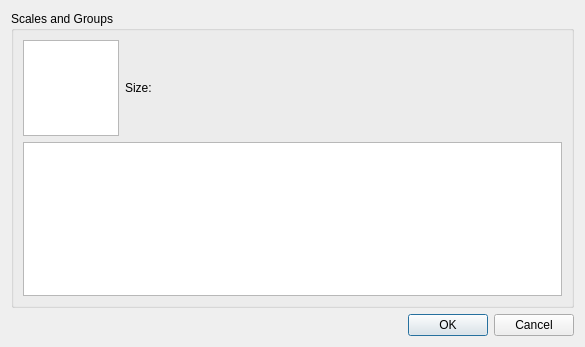
Old version of the form ilastik/gui/dlgFeature.ui in the repository ilastik/ilastik-0.5.
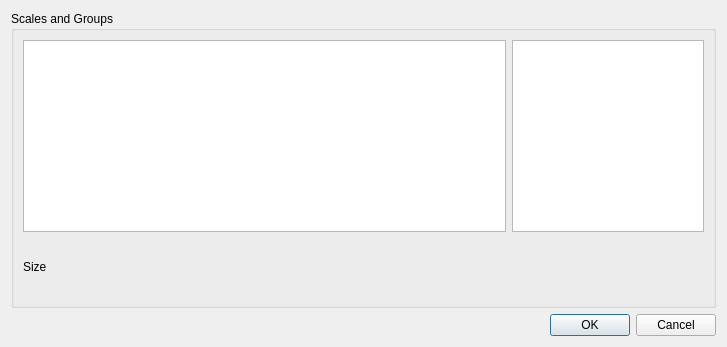
New version of the form. Icons and pictures are not drawn.

Commit message: changed featureDlg.ui to fit new layout

The edit to the form file:
```diff
--- a/ilastik/gui/dlgFeature.ui
+++ b/ilastik/gui/dlgFeature.ui
@@ -6,7 +6,7 @@
    <rect>
     <x>0</x>
     <y>0</y>
-    <width>585</width>
+    <width>727</width>
     <height>347</height>
    </rect>
   </property>
@@ -41,47 +41,9 @@
         <item>
          <layout class="QHBoxLayout" name="horizontalLayout_2">
           <item>
-           <widget class="QGraphicsView" name="graphicsView">
-            <property name="minimumSize">
-             <size>
-              <width>96</width>
-              <height>96</height>
-             </size>
-            </property>
-            <property name="maximumSize">
-             <size>
-              <width>96</width>
-              <height>96</height>
-             </size>
-            </property>
-           </widget>
-          </item>
-          <item>
-           <widget class="QLabel" name="label">
-            <property name="text">
-             <string>Size: </string>
-            </property>
-           </widget>
-          </item>
-          <item>
-           <spacer name="horizontalSpacer_2">
-            <property name="orientation">
-             <enum>Qt::Horizontal</enum>
-            </property>
-            <property name="sizeHint" stdset="0">
-             <size>
-              <width>40</width>
-              <height>20</height>
-             </size>
-            </property>
-           </spacer>
-          </item>
-         </layout>
-        </item>
-        <item>
          <widget class="QTableWidget" name="featureTable">
           <property name="sizePolicy">
-           <sizepolicy hsizetype="Preferred" vsizetype="Preferred">
+             <sizepolicy hsizetype="Expanding" vsizetype="Maximum">
             <horstretch>0</horstretch>
             <verstretch>0</verstretch>
            </sizepolicy>
@@ -105,6 +67,34 @@
           <attribute name="horizontalHeaderHighlightSections">
            <bool>true</bool>
           </attribute>
+           </widget>
+          </item>
+          <item>
+           <widget class="QGraphicsView" name="graphicsView">
+            <property name="minimumSize">
+             <size>
+              <width>192</width>
+              <height>192</height>
+             </size>
+            </property>
+            <property name="maximumSize">
+             <size>
+              <width>192</width>
+              <height>192</height>
+             </size>
+            </property>
+           </widget>
+          </item>
+         </layout>
+        </item>
+        <item>
+         <widget class="QLabel" name="label">
+          <property name="layoutDirection">
+           <enum>Qt::LeftToRight</enum>
+          </property>
+          <property name="text">
+           <string>Size</string>
+          </property>
          </widget>
         </item>
        </layout>
```
Lines whose indentation alone changed are shown as unchanged.
